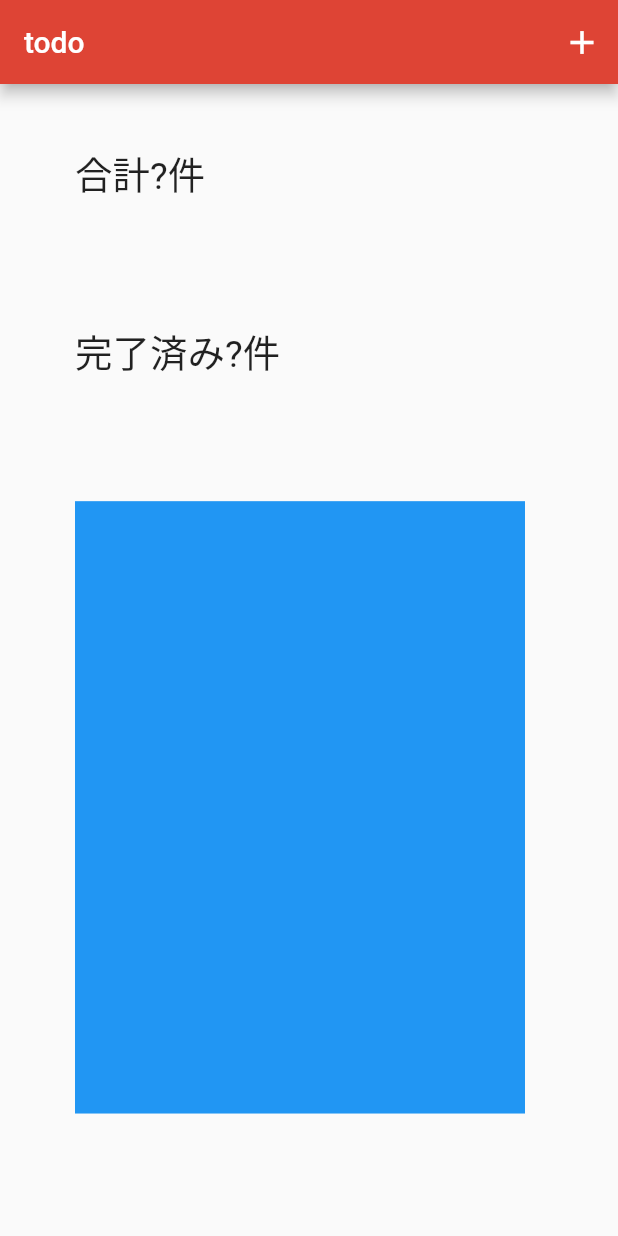
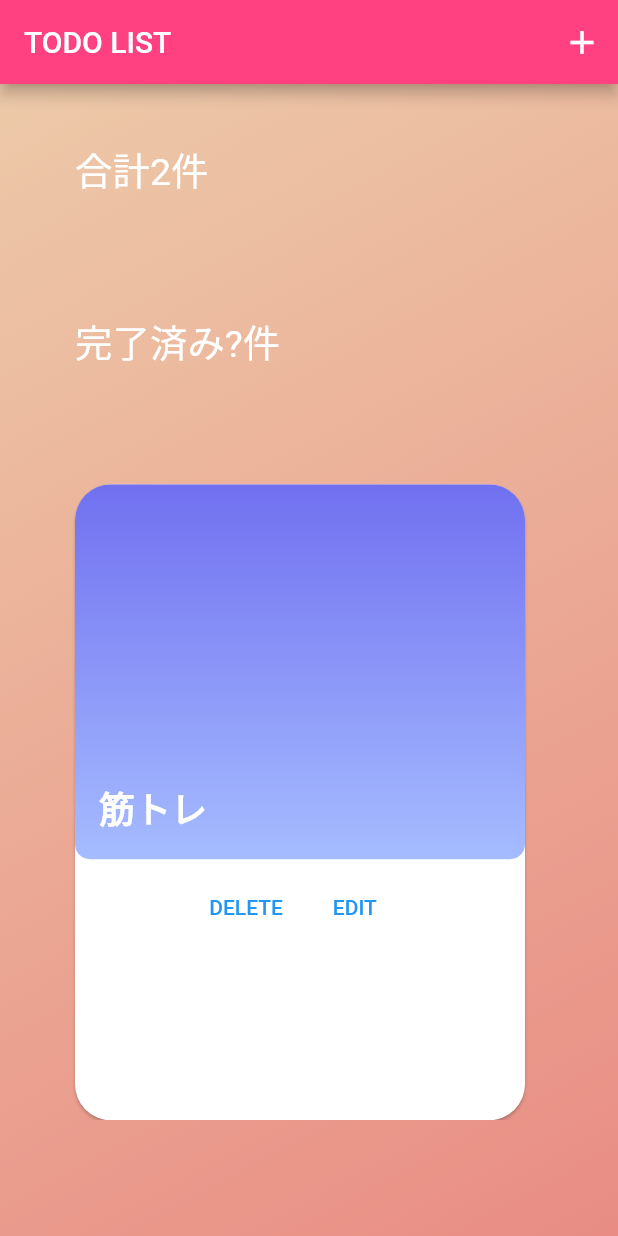
Before and after one commit to TTTTk84/Simple-TodoApp, a Flutter app: the screen it shows after launch, on a phone screen of 412 x 824 dp. Run offline on Flutter 3.47's test engine with Material 2 defaults, Android fonts, the phone set to English and light mode, and no system bars.

Commit message:
[Add] card layout

```diff
--- a/lib/main.dart
+++ b/lib/main.dart
@@ -15,8 +15,8 @@ class MyApp extends StatelessWidget {
       child: MaterialApp(
         title: 'Todo List',
         theme: ThemeData(
-          accentColor: Colors.orange,
-          primaryColor: const Color(0xFFDE4435),
+          primaryColor: Colors.pinkAccent,
+          brightness: Brightness.light,
         ),
         home: HomePage(),
       ),
--- a/lib/widgets/home.dart
+++ b/lib/widgets/home.dart
@@ -17,7 +17,7 @@ class _HomePageState extends State<HomePage> with TickerProviderStateMixin {
     return Container(
       child: Scaffold(
         appBar: AppBar(
-          title: Text("todo"),
+          title: Text("TODO LIST"),
           actions: <Widget>[
             IconButton(
               icon: Icon(
@@ -36,15 +36,36 @@ class _HomePageState extends State<HomePage> with TickerProviderStateMixin {
             ),
           ],
         ),
-        body: Column(
+        body: Stack(
+          children: [
+            Container(
+              decoration: BoxDecoration(
+                gradient: LinearGradient(
+                  begin: FractionalOffset.topLeft,
+                  end: FractionalOffset.bottomRight,
+                  colors: [
+                    const Color(0xffe4a972).withOpacity(0.6),
+                    const Color(0xFFDE4435).withOpacity(0.6),
+                  ],
+                  stops: const [
+                    0.0,
+                    1.0,
+                  ],
+                ),
+              ),
+            ),
+            Column(
               crossAxisAlignment: CrossAxisAlignment.start,
               children: <Widget>[
                 Spacer(),
                 Padding(
                   padding: EdgeInsets.only(left: 50.0),
                   child: Text(
-                '合計?件',
-                style: TextStyle(fontSize: 25.0),
+                    '合計${todo_provider.itemsList.length}件',
+                    style: TextStyle(
+                      fontSize: 25.0,
+                      color: Colors.white,
+                    ),
                   ),
                 ),
                 Spacer(flex: 2),
@@ -52,15 +73,20 @@ class _HomePageState extends State<HomePage> with TickerProviderStateMixin {
                   padding: EdgeInsets.only(left: 50.0),
                   child: Text(
                     '完了済み?件',
-                style: TextStyle(fontSize: 25.0),
+                    style: TextStyle(
+                      fontSize: 25.0,
+                      color: Colors.white,
+                    ),
                   ),
                 ),
                 Spacer(flex: 2),
                 Flexible(
-              flex: 10,
+                  flex: 11,
                   child: TodoBuilder(todo_provider.itemsList),
                 ),
                 Spacer(flex: 2),
+              ],
+            ),
           ],
         ),
       ),
--- a/lib/widgets/todo_builder.dart
+++ b/lib/widgets/todo_builder.dart
@@ -29,11 +29,64 @@ class _TodoBuilderState extends State<TodoBuilder>
               //   ),
               // );
             },
-            child: Container(
-              width: 300,
-              height: 300,
-              color: Colors.blue,
+            child: Card(
+              clipBehavior: Clip.antiAlias,
+              shape: RoundedRectangleBorder(
+                borderRadius: BorderRadius.circular(24),
+              ),
               margin: EdgeInsets.fromLTRB(50, 0, 50, 0),
+              child: Column(
+                children: <Widget>[
+                  Stack(
+                    children: [
+                      Container(
+                        width: 300,
+                        height: 250,
+                        decoration: BoxDecoration(
+                          borderRadius: BorderRadius.circular(10),
+                          gradient: LinearGradient(
+                            begin: FractionalOffset.topCenter,
+                            end: FractionalOffset.bottomCenter,
+                            colors: [
+                              const Color(0xFF1111E6).withOpacity(0.6),
+                              const Color(0xFF6A8FFF).withOpacity(0.6),
+                            ],
+                            stops: const [
+                              0.0,
+                              1.0,
+                            ],
+                          ),
+                        ),
+                      ),
+                      Positioned(
+                        bottom: 16,
+                        left: 16,
+                        child: Text(
+                          _todo.description,
+                          style: TextStyle(
+                            fontWeight: FontWeight.bold,
+                            color: Colors.white,
+                            fontSize: 24,
+                          ),
+                        ),
+                      ),
+                    ],
+                  ),
+                  ButtonBar(
+                    alignment: MainAxisAlignment.spaceBetween,
+                    children: [
+                      TextButton(
+                        onPressed: () {},
+                        child: Text('DELETE'),
+                      ),
+                      TextButton(
+                        onPressed: () {},
+                        child: Text('EDIT'),
+                      ),
+                    ],
+                  ),
+                ],
+              ),
             ),
           );
         });
--- a/pubspec.yaml
+++ b/pubspec.yaml
@@ -25,6 +25,7 @@ dependencies:
     sdk: flutter
   provider: ^4.0.4
   rxdart:
+  gradient_app_bar:
 
   # The following adds the Cupertino Icons font to your application.
   # Use with the CupertinoIcons class for iOS style icons.
@@ -45,9 +46,8 @@ flutter:
   uses-material-design: true
 
   # To add assets to your application, add an assets section, like this:
-  # assets:
-  #   - images/a_dot_burr.jpeg
-  #   - images/a_dot_ham.jpeg
+  assets:
+    - assets/images/
 
   # An image asset can refer to one or more resolution-specific "variants", see
   # https://flutter.dev/assets-and-images/#resolution-aware.
```
Also changed, not shown: assets/images/boy_01.png (added), assets/images/todo.gif (renamed from images/todo.gif), pubspec.lock, 1 other file. Lines whose indentation alone changed are shown as unchanged.
